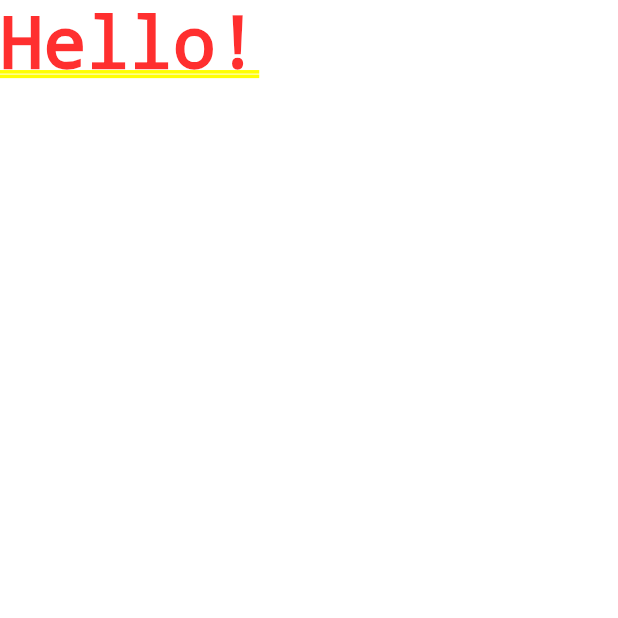
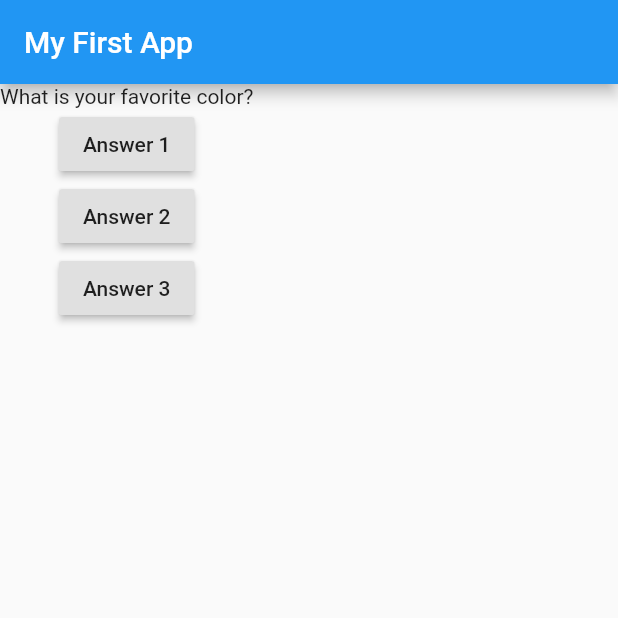
Before and after one commit to Reppinger/complete_guide, a Flutter app: the screen it shows after launch, on a phone screen of 412 x 824 dp, the top half of it. Run offline on Flutter 3.47's test engine with Material 2 defaults, Android fonts, the phone set to English and light mode, and no system bars.

```diff
--- a/lib/main.dart
+++ b/lib/main.dart
@@ -1,14 +1,52 @@
 import 'package:flutter/material.dart';
 
-void main() {
-  runApp(MyApp());
+void main() => runApp(MyApp());
+
+class MyApp extends StatefulWidget {
+  @override
+  State<StatefulWidget> createState() {
+    return _MyAppState();
+  }
 }
 
-class MyApp extends StatelessWidget {
+class _MyAppState extends State<MyApp> {
+  var _questionIndex = 0;
+  void answerQuestion() {
+    setState(() {
+      _questionIndex += 1;
+    });
+    print(_questionIndex);
+  }
+
   @override
   Widget build(BuildContext context) {
+    var questions = [
+      'What is your favorite color?',
+      'What\'s your favorite animal?',
+    ];
+
     return MaterialApp(
-      home: Text('Hello!'),
+      home: Scaffold(
+          appBar: AppBar(
+            title: Text('My First App'),
+          ),
+          body: Column(
+            children: [
+              Text(questions[_questionIndex]),
+              RaisedButton(
+                child: Text('Answer 1'),
+                onPressed: answerQuestion,
+              ),
+              RaisedButton(
+                child: Text('Answer 2'),
+                onPressed: answerQuestion,
+              ),
+              RaisedButton(
+                child: Text('Answer 3'),
+                onPressed: answerQuestion,
+              ),
+            ],
+          )),
     );
   }
 }
```
